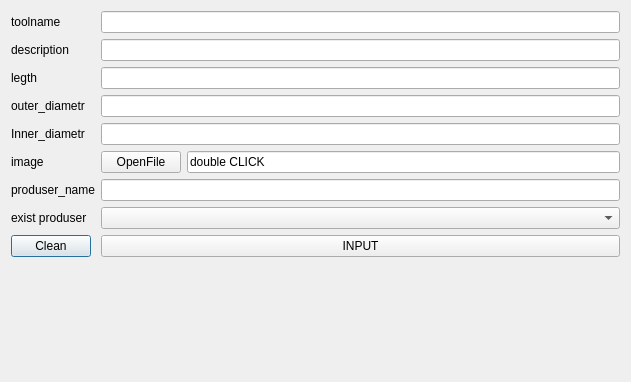
The window that tooladdwindow.ui (vanish194/QueryDataBaseEditor) describes before a commit, drawn with Qt 5.
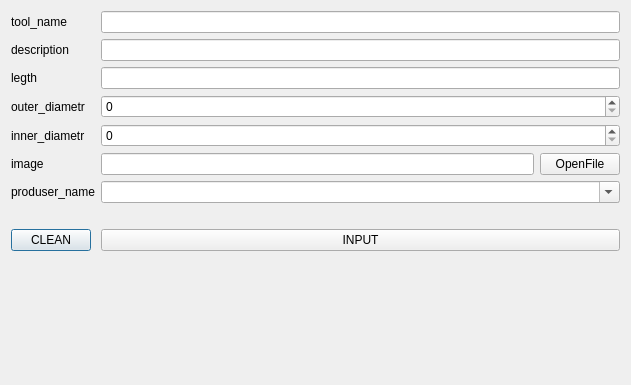
The same window after the commit.

The edit to the form file:
```diff
--- a/tooladdwindow.ui
+++ b/tooladdwindow.ui
@@ -7,7 +7,7 @@
     <x>0</x>
     <y>0</y>
     <width>631</width>
-    <height>382</height>
+    <height>385</height>
    </rect>
   </property>
   <property name="windowTitle">
@@ -17,7 +17,7 @@
    <item row="2" column="0">
     <widget class="QLabel" name="label">
      <property name="text">
-      <string>toolname</string>
+      <string>tool_name</string>
      </property>
     </widget>
    </item>
@@ -51,19 +51,13 @@
      </property>
     </widget>
    </item>
-   <item row="5" column="1">
-    <widget class="QLineEdit" name="lineEdit_4"/>
-   </item>
    <item row="6" column="0">
     <widget class="QLabel" name="label_4">
      <property name="text">
-      <string>Inner_diametr</string>
+      <string>inner_diametr</string>
      </property>
     </widget>
    </item>
-   <item row="6" column="1">
-    <widget class="QLineEdit" name="lineEdit_3"/>
-   </item>
    <item row="8" column="0">
     <widget class="QLabel" name="label_2">
      <property name="text">
@@ -71,30 +65,10 @@
      </property>
     </widget>
    </item>
-   <item row="10" column="0">
-    <widget class="QLabel" name="label_3">
-     <property name="text">
-      <string>produser_name</string>
-     </property>
-    </widget>
-   </item>
-   <item row="10" column="1">
-    <widget class="QLineEdit" name="lineEdit"/>
-   </item>
-   <item row="11" column="0">
-    <widget class="QLabel" name="label_8">
-     <property name="text">
-      <string>exist produser</string>
-     </property>
-    </widget>
-   </item>
-   <item row="11" column="1">
-    <widget class="QComboBox" name="comboBox"/>
-   </item>
    <item row="13" column="0">
     <widget class="QPushButton" name="pushButton_2">
      <property name="text">
-      <string>Clean</string>
+      <string>CLEAN</string>
      </property>
     </widget>
    </item>
@@ -110,25 +84,52 @@
    </item>
    <item row="8" column="1">
     <layout class="QHBoxLayout" name="horizontalLayout">
-     <item>
-      <widget class="QPushButton" name="pushButton_3">
-       <property name="text">
-        <string>OpenFile</string>
-       </property>
-      </widget>
-     </item>
      <item>
       <widget class="QLineEdit" name="lineEdit_2">
        <property name="text">
-        <string>double CLICK</string>
+        <string/>
        </property>
        <property name="readOnly">
         <bool>false</bool>
        </property>
       </widget>
      </item>
+     <item>
+      <widget class="QPushButton" name="pushButton_3">
+       <property name="text">
+        <string>OpenFile</string>
+       </property>
+      </widget>
+     </item>
     </layout>
    </item>
+   <item row="10" column="1">
+    <widget class="QComboBox" name="comboBox">
+     <property name="editable">
+      <bool>true</bool>
+     </property>
+    </widget>
+   </item>
+   <item row="10" column="0">
+    <widget class="QLabel" name="label_3">
+     <property name="text">
+      <string>produser_name</string>
+     </property>
+    </widget>
+   </item>
+   <item row="5" column="1">
+    <widget class="QSpinBox" name="spinBox_outer_diametr"/>
+   </item>
+   <item row="6" column="1">
+    <widget class="QSpinBox" name="spinBox_inner_diametr"/>
+   </item>
+   <item row="12" column="1">
+    <widget class="QLabel" name="label_input_info">
+     <property name="text">
+      <string/>
+     </property>
+    </widget>
+   </item>
   </layout>
  </widget>
  <resources/>
```
Left out of the diff: 14 changed lines with no effect on the pictures.
